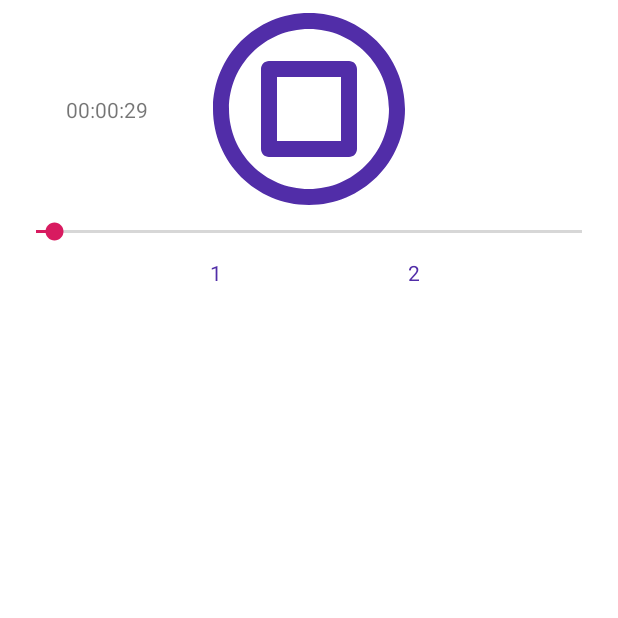
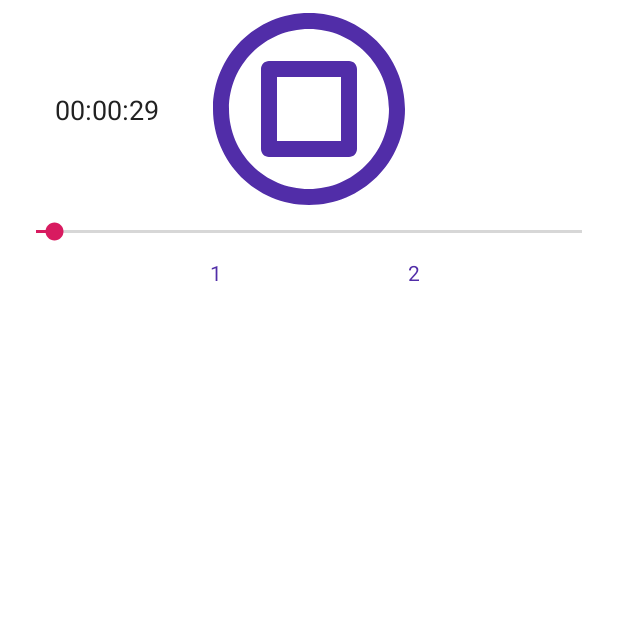
Before and after one commit to niyaz1998/lecture_recorder, an Android app: the ListenerActivity screen opened directly, with no data from a screen before it, after a tap on an icon or button, on a phone screen of 412 x 824 dp, the top half of it. Run offline under Robolectric (Android 15) with nearby library versions, the phone set to English and light mode, and no system bars; our stand-ins replace RxJava; network calls fail.

Commit message:
text styles

```diff
--- a/app/src/main/res/layout/activity_listener.xml
+++ b/app/src/main/res/layout/activity_listener.xml
@@ -55,6 +55,7 @@
 
         <TextView
             android:id="@+id/tvTime"
+            style="@style/textPrimary"
             android:layout_width="wrap_content"
             android:layout_height="wrap_content"
             app:layout_constraintBottom_toBottomOf="@+id/bMain"
--- a/app/src/main/res/layout/activity_recorder.xml
+++ b/app/src/main/res/layout/activity_recorder.xml
@@ -30,6 +30,7 @@
             android:layout_width="wrap_content"
             android:layout_height="wrap_content"
             android:text="@string/time_zero"
+            style="@style/textPrimary"
             app:layout_constraintBottom_toBottomOf="parent"
             app:layout_constraintEnd_toStartOf="@+id/bMain"
             app:layout_constraintStart_toStartOf="parent"
@@ -37,6 +38,7 @@
 
         <TextView
             android:id="@+id/textStartRecording"
+            style="@style/textPrimary"
             android:layout_width="wrap_content"
             android:layout_height="wrap_content"
             android:text="@string/start_recording"
--- a/app/src/main/res/layout/fragment_recycler_list.xml
+++ b/app/src/main/res/layout/fragment_recycler_list.xml
@@ -26,6 +26,7 @@
             android:layout_centerInParent="true"
             android:src="@drawable/empty_box"/>
         <TextView
+            style="@style/textPrimary"
             android:id="@+id/empty_list_text"
             android:layout_below="@+id/empty_icon"
             android:layout_width="wrap_content"
@@ -39,7 +40,7 @@
         android:layout_width="wrap_content"
         android:layout_height="wrap_content"
         android:layout_margin="16dp"
-        android:text="Add"
+        android:text="@string/add"
         android:textColor="@color/white"
         app:icon="@drawable/ic_plus"
         app:iconTint="@color/white"
--- a/app/src/main/res/layout/list_element_short.xml
+++ b/app/src/main/res/layout/list_element_short.xml
@@ -20,9 +20,8 @@
             android:layout_width="wrap_content"
             android:layout_height="wrap_content"
             android:layout_gravity="start"
-            android:textSize="@dimen/font_size_medium"
-            tools:text="Title"
-            android:textStyle="bold"/>
+            style="@style/textPrimaryBold"
+            tools:text="Title"/>
     </LinearLayout>
 
 
--- a/app/src/main/res/layout/rv_read_record_note.xml
+++ b/app/src/main/res/layout/rv_read_record_note.xml
@@ -8,6 +8,7 @@
 
     <TextView
         android:id="@+id/tvIndex"
+        style="@style/textPrimary"
         android:layout_width="wrap_content"
         android:layout_height="wrap_content"
         android:layout_marginStart="8dp"
@@ -17,10 +18,11 @@
         app:layout_constraintBottom_toBottomOf="@+id/tvTime"
         app:layout_constraintStart_toStartOf="parent"
         app:layout_constraintTop_toTopOf="@+id/tvTime"
-        tools:text="0"></TextView>
+        tools:text="0" />
 
     <TextView
         android:id="@+id/tvTime"
+        style="@style/textPrimary"
         android:layout_width="wrap_content"
         android:layout_height="wrap_content"
         android:layout_marginStart="8dp"
@@ -31,6 +33,7 @@
 
     <TextView
         android:id="@+id/tvTextNote"
+        style="@style/textPrimary"
         android:layout_width="0dp"
         android:layout_height="wrap_content"
         android:layout_marginStart="8dp"
--- a/app/src/main/res/layout/rv_record_note.xml
+++ b/app/src/main/res/layout/rv_record_note.xml
@@ -11,6 +11,7 @@
         android:layout_width="wrap_content"
         android:layout_height="wrap_content"
         android:layout_marginStart="8dp"
+        style="@style/textPrimary"
         tools:text="00:00:00"
         app:layout_constraintBottom_toBottomOf="parent"
         app:layout_constraintStart_toStartOf="parent"
--- a/app/src/main/res/layout/seek_bar_droplet.xml
+++ b/app/src/main/res/layout/seek_bar_droplet.xml
@@ -24,6 +24,7 @@
             android:layout_width="match_parent"
             android:layout_height="wrap_content"
             android:textAlignment="center"
+            style="@style/textPrimarySmall"
             android:textColor="@color/colorPurple"
             android:textSize="14sp"
             tools:text="0" />
--- a/app/src/main/res/values/colors.xml
+++ b/app/src/main/res/values/colors.xml
@@ -4,9 +4,10 @@
     <color name="colorPrimaryDark">#472880</color>
     <color name="colorAccent">#D81B60</color>
     <color name="white">#ffffff</color>
-    <color name="black">#000000</color>>
+    <color name="black">#000000</color>
     <color name="dimmedWhite">#c1bacf</color>
     <color name="dimmedBlack">#323232</color>
+    <color name="textBlack">#212121</color>
 
     <color name="colorPurple">#512DA8</color>
 </resources>
--- a/app/src/main/res/values/strings.xml
+++ b/app/src/main/res/values/strings.xml
@@ -23,4 +23,5 @@
     <string name="enter_lecture_name">Enter Lecture Name</string>
     <string name="enter_login">Enter Login</string>
     <string name="enter_password">Enter Password</string>
+    <string name="add">Add</string>
 </resources>
--- a/app/src/main/res/values/styles.xml
+++ b/app/src/main/res/values/styles.xml
@@ -16,4 +16,17 @@
         <item name="android:windowBackground">@drawable/launch_screen</item>
     </style>
 
+    <style name="textPrimary" parent="@style/Text">
+        <item name="android:textSize">18sp</item>
+        <item name="android:textColor">@color/textBlack</item>
+    </style>
+
+    <style name="textPrimarySmall" parent="@style/Text">
+        <item name="android:textSize">15sp</item>
+    </style>
+
+    <style name="textPrimaryBold" parent="@style/textPrimary">
+        <item name="android:textStyle">bold</item>
+    </style>
+
 </resources>
```
Also changed, not shown: app/src/main/res/layout/list_element_detailed.xml (+4 -5 lines).
